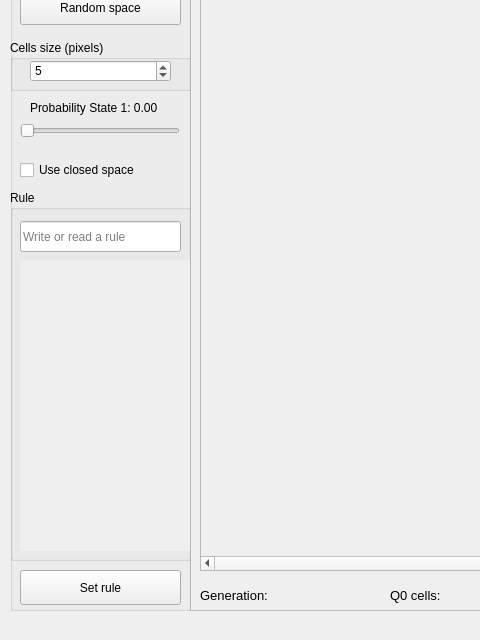
This is Evolutionary Computing/Laboratory session 09 Cellular automaton/1D Cellular automaton/Practice09.ui in eerick1997/ESCOM as Qt 5 draws it before an edit; both pictures show x 0 to 480 and y 130 to 770 of the 960 by 770 pixel window. The edited form follows.
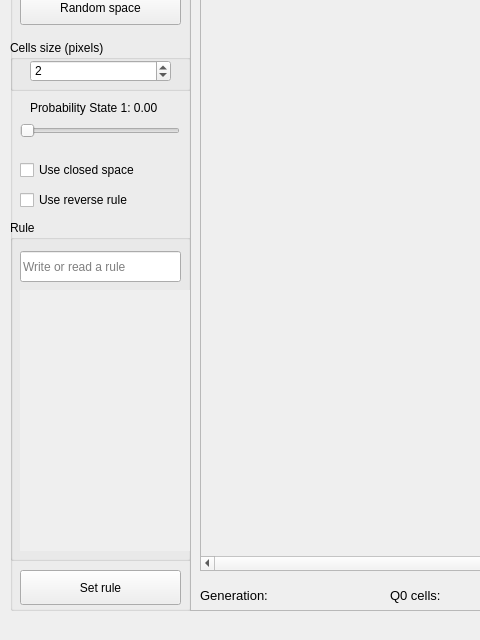
This is the edited form.

Commit message:
Reverse rule
-Added reverse rule funcion
-Fixed bug when the generation reaches the maximum

What changed in the file:
```diff
--- a/Evolutionary Computing/Laboratory session 09 Cellular automaton/1D Cellular automaton/Practice09.ui
+++ b/Evolutionary Computing/Laboratory session 09 Cellular automaton/1D Cellular automaton/Practice09.ui
@@ -156,7 +156,7 @@
        <number>100</number>
       </property>
       <property name="value">
-       <number>5</number>
+       <number>2</number>
       </property>
      </widget>
     </widget>
@@ -164,9 +164,9 @@
      <property name="geometry">
       <rect>
        <x>0</x>
-       <y>310</y>
+       <y>340</y>
        <width>181</width>
-       <height>371</height>
+       <height>341</height>
       </rect>
      </property>
      <property name="title">
@@ -178,7 +178,7 @@
         <x>10</x>
         <y>70</y>
         <width>171</width>
-        <height>291</height>
+        <height>261</height>
        </rect>
       </property>
       <property name="frameShape">
@@ -193,7 +193,7 @@
          <x>0</x>
          <y>0</y>
          <width>171</width>
-         <height>291</height>
+         <height>261</height>
         </rect>
        </property>
       </widget>
@@ -225,6 +225,19 @@
       <string>Set rule</string>
      </property>
     </widget>
+    <widget class="QCheckBox" name="chkReverseRule">
+     <property name="geometry">
+      <rect>
+       <x>10</x>
+       <y>310</y>
+       <width>161</width>
+       <height>20</height>
+      </rect>
+     </property>
+     <property name="text">
+      <string>Use reverse rule</string>
+     </property>
+    </widget>
    </widget>
    <widget class="QFrame" name="frame">
     <property name="geometry">
```
The commit also changes 4 other files.
